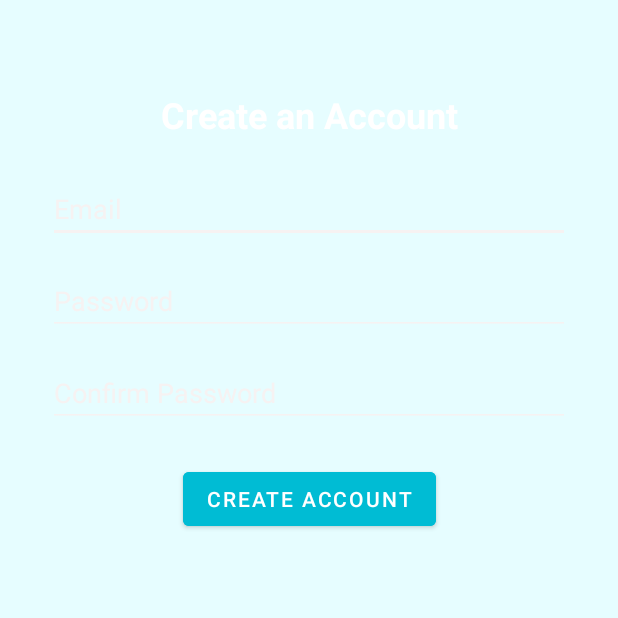
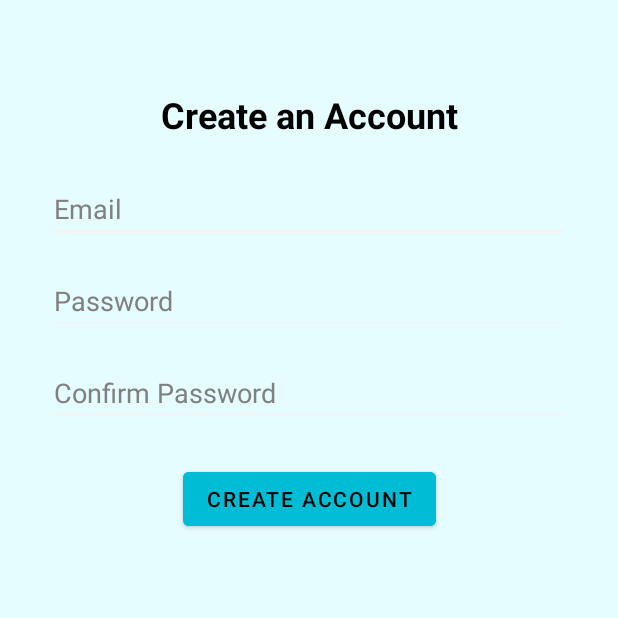
Before and after one commit to PackPal-PROG7314/PackPal-Current-Ui-, an Android app: the SignUpActivity screen opened directly, with no data from a screen before it, on a phone screen of 412 x 824 dp, the top half of it. Run offline under Robolectric (Android 15) with nearby library versions, the phone set to English and light mode, and no system bars.

Commit message:
sign up colour change

```diff
--- a/app/src/main/res/layout/activity_signup.xml
+++ b/app/src/main/res/layout/activity_signup.xml
@@ -14,7 +14,7 @@
         android:layout_height="wrap_content"
         android:layout_marginTop="60dp"
         android:text="Create an Account"
-        android:textColor="#FFFFFF"
+        android:textColor="#000000"
         android:textSize="24sp"
         android:textStyle="bold"
         app:layout_constraintEnd_toEndOf="parent"
@@ -31,9 +31,9 @@
         android:foregroundTint="#F6F2F2"
         android:hint="Email"
         android:inputType="textEmailAddress"
-        android:textColor="#F6F2F2"
-        android:textColorHint="#F6F2F2"
-        android:textColorLink="#F6F2F2"
+        android:textColor="#000000"
+        android:textColorHint="#808080"
+        android:textColorLink="#000000"
         app:layout_constraintEnd_toEndOf="parent"
         app:layout_constraintStart_toStartOf="parent"
         app:layout_constraintTop_toBottomOf="@id/textViewTitle" />
@@ -48,9 +48,9 @@
         android:foregroundTint="#F6F2F2"
         android:hint="Password"
         android:inputType="textPassword"
-        android:textColor="#F6F2F2"
-        android:textColorHint="#F6F2F2"
-        android:textColorLink="#F6F2F2"
+        android:textColor="#000000"
+        android:textColorHint="#808080"
+        android:textColorLink="#000000"
         app:layout_constraintEnd_toEndOf="parent"
         app:layout_constraintStart_toStartOf="parent"
         app:layout_constraintTop_toBottomOf="@id/editTextSignupEmail" />
@@ -65,9 +65,9 @@
         android:foregroundTint="#F6F2F2"
         android:hint="Confirm Password"
         android:inputType="textPassword"
-        android:textColor="#F6F2F2"
-        android:textColorHint="#F6F2F2"
-        android:textColorLink="#F6F2F2"
+        android:textColor="#000000"
+        android:textColorHint="#808080"
+        android:textColorLink="#000000"
         app:layout_constraintEnd_toEndOf="parent"
         app:layout_constraintStart_toStartOf="parent"
         app:layout_constraintTop_toBottomOf="@id/editTextSignupPassword" />
@@ -79,6 +79,7 @@
         android:layout_marginTop="24dp"
         android:backgroundTint="#00BCD4"
         android:text="Create Account"
+        android:textColor="#000000"
         app:layout_constraintEnd_toEndOf="parent"
         app:layout_constraintStart_toStartOf="parent"
         app:layout_constraintTop_toBottomOf="@id/editTextSignupConfirmPassword" />
```
